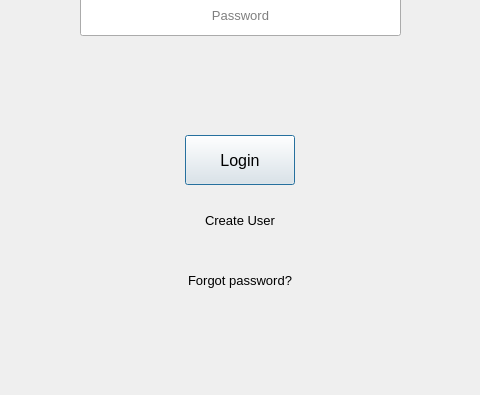
Old version of the form src/ui/login_window.ui in the repository DVergaraM/Self1; both pictures show x 140 to 620 and y 285 to 680 of the 760 by 680 pixel window.
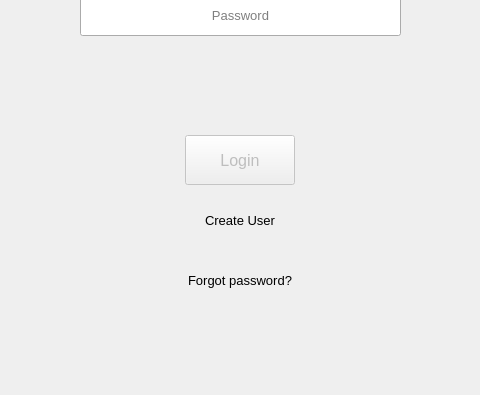
New version of the form.

Diff of the .ui file:
```diff
--- a/src/ui/login_window.ui
+++ b/src/ui/login_window.ui
@@ -101,6 +101,9 @@
    </property>
   </widget>
   <widget class="QPushButton" name="login_button">
+   <property name="enabled">
+    <bool>false</bool>
+   </property>
    <property name="geometry">
     <rect>
      <x>325</x>
```
